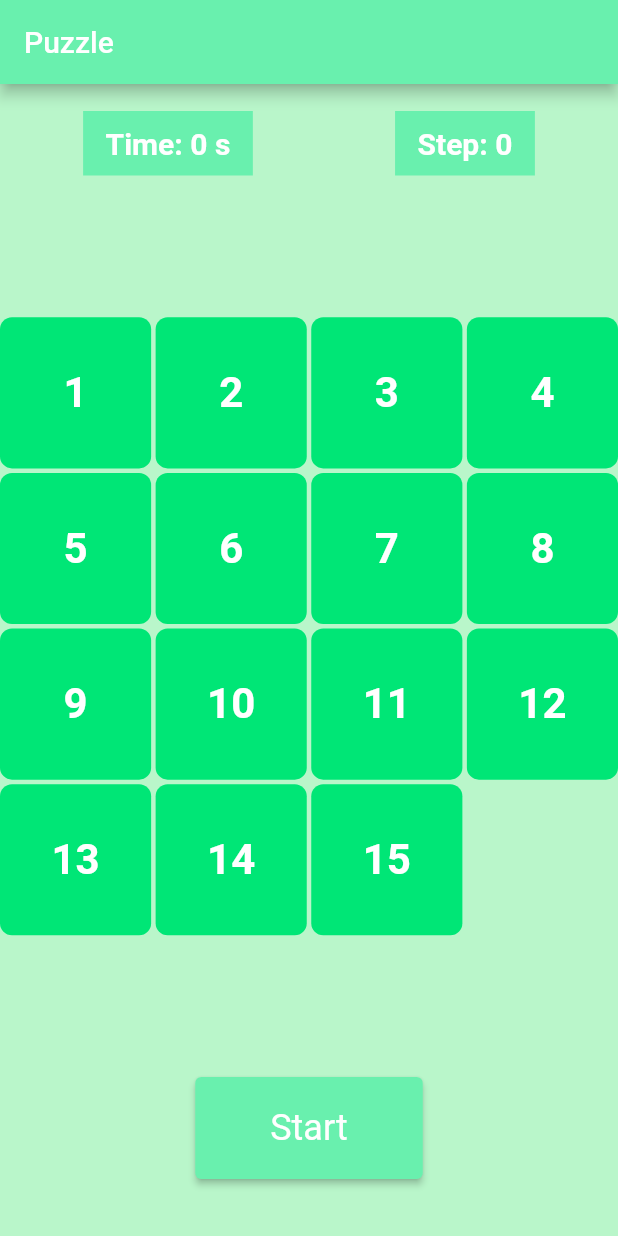
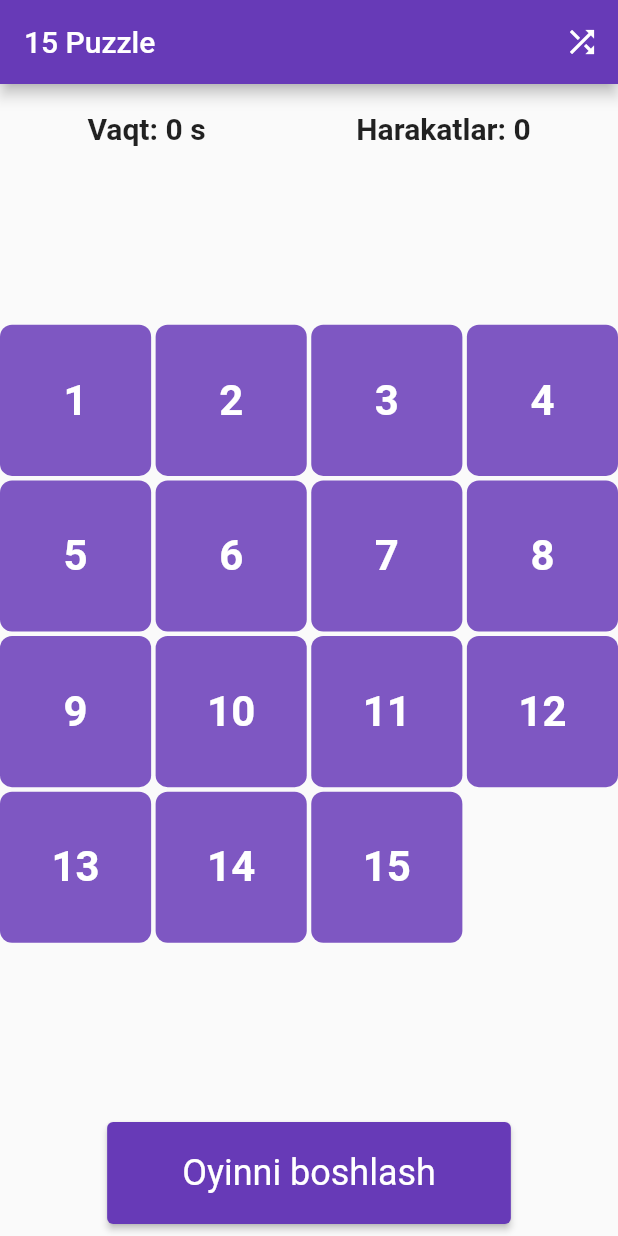
Before and after one commit to SunatilloAbduvaliyev/puzzle, a Flutter app: the screen it shows after launch, on a phone screen of 412 x 824 dp. Run offline on Flutter 3.47's test engine with Material 3 defaults, Android fonts, the phone set to English and light mode, and no system bars; our stand-ins replace equatable, flutter_bloc, flutter_screenutil, get, shared_preferences.

Commit message:
start new

```diff
--- a/lib/screen/puzzle/puzzle_screen.dart
+++ b/lib/screen/puzzle/puzzle_screen.dart
@@ -8,14 +8,17 @@ class PuzzleView extends StatelessWidget {
 
   @override
   Widget build(BuildContext context) {
-    final PuzzleController controller =
-        Get.put(PuzzleController()); // Controller'ni yaratish yoki topish
+    final PuzzleController controller = Get.put(PuzzleController());  // Controller'ni yaratish yoki topish
 
     return Scaffold(
-      backgroundColor: Colors.greenAccent[100],
       appBar: AppBar(
-        title: const Text('Puzzle'),
-        backgroundColor: Colors.greenAccent,
+        title: const Text('15 Puzzle'),
+        backgroundColor: Colors.deepPurple,
+        actions: [
+          IconButton(onPressed: (){
+            controller.shuffleTiles();
+          }, icon: Icon(Icons.shuffle)),
+        ],
       ),
       body: Column(
           children: [
@@ -25,38 +28,14 @@ class PuzzleView extends StatelessWidget {
         child: Row(
           mainAxisAlignment: MainAxisAlignment.spaceAround,
           children: [
-                Container(
-                  color: Colors.greenAccent,
-                  child: Container(
-                    margin: const EdgeInsets.symmetric(
-                        horizontal: 15, vertical: 10),
-                    child: Center(
-                      child: Obx(() => Text(
-                            'Time: ${controller.elapsedTime} s',
-                            style: const TextStyle(
-                                fontSize: 20,
-                                fontWeight: FontWeight.bold,
-                                color: Colors.white),
+            Obx(() => Text(
+              'Vaqt: ${controller.elapsedTime} s',
+              style: const TextStyle(fontSize: 20, fontWeight: FontWeight.bold),
             )),
-                    ),
-                  ),
-                ),
-                Container(
-                  color: Colors.greenAccent,
-                  child: Container(
-                    margin: const EdgeInsets.symmetric(
-                        horizontal: 15, vertical: 10),
-                    child: Center(
-                      child: Obx(() => Text(
-                            'Step: ${controller.moveCount}',
-                            style: const TextStyle(
-                                fontSize: 20,
-                                fontWeight: FontWeight.bold,
-                                color: Colors.white),
+            Obx(() => Text(
+              'Harakatlar: ${controller.moveCount}',
+              style: const TextStyle(fontSize: 20, fontWeight: FontWeight.bold),
             )),
-                    ),
-                  ),
-                ),
           ],
         ),
       ),
@@ -67,30 +46,23 @@ class PuzzleView extends StatelessWidget {
             child: Obx(() => GridView.builder(
               itemCount: controller.tiles.length,
               gridDelegate: SliverGridDelegateWithFixedCrossAxisCount(
-                          crossAxisCount: controller.gridSize,
-                          // Bu yerda controller.gridSize ishlatilmoqda
+                  crossAxisCount: controller.gridSize, // Bu yerda controller.gridSize ishlatilmoqda
                   mainAxisSpacing: 3,
-                          crossAxisSpacing: 3),
+                  crossAxisSpacing: 3
+              ),
               itemBuilder: (context, index) {
                 return GestureDetector(
                   onTap: () => controller.moveTile(index),
                   child: AnimatedContainer(
                     duration: const Duration(milliseconds: 300),
                     decoration: BoxDecoration(
-                              color: controller.tiles[index] == 16
-                                  ? Colors.transparent
-                                  : Colors.greenAccent[400],
+                      color: controller.tiles[index] == 16 ? Colors.transparent : Colors.deepPurple[400],
                       borderRadius: BorderRadius.circular(8),
                     ),
                     alignment: Alignment.center,
                     child: Text(
-                              controller.tiles[index] == 16
-                                  ? ''
-                                  : controller.tiles[index].toString(),
-                              style: const TextStyle(
-                                  fontSize: 28,
-                                  fontWeight: FontWeight.bold,
-                                  color: Colors.white),
+                      controller.tiles[index] ==16 ? '' : controller.tiles[index].toString(),
+                      style: const TextStyle(fontSize: 28, fontWeight: FontWeight.bold, color: Colors.white),
                     ),
                   ),
                 );
@@ -101,22 +73,16 @@ class PuzzleView extends StatelessWidget {
       ),
       Padding(
         padding: const EdgeInsets.all(8),
-            child: Obx(
-              () => ElevatedButton(
+        child: Obx(() => ElevatedButton(
             style: ElevatedButton.styleFrom(
-                  backgroundColor: Colors.greenAccent,
-                  padding:
-                      const EdgeInsets.symmetric(horizontal: 50, vertical: 20),
+              backgroundColor: Colors.deepPurple,
+              padding: const EdgeInsets.symmetric(horizontal: 50, vertical: 20),
               textStyle: const TextStyle(fontSize: 24),
             ),
-                onPressed: controller.gameEnded.value
-                    ? null
-                    : () => controller.resetGame(),
-                child: const Text('Start'),
+            onPressed: controller.gameEnded.value ? null : () => controller.resetGame(),
+            child: const Text('Oyinni boshlash'),
+            )),
         ),
-            ),
-          ),
-          const SizedBox(height: 30,),
         ],
       ),
     );
```
Lines whose indentation alone changed are shown as unchanged.
